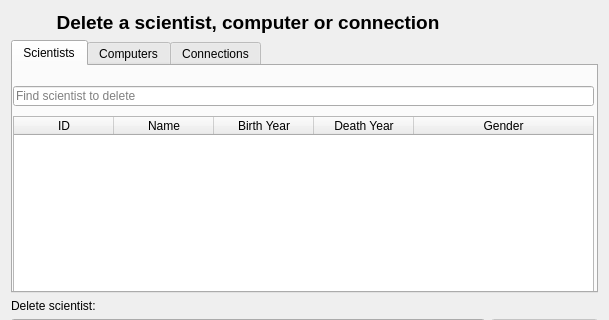
First picture: the form in Skil3/DeleteWindow.ui, repository Chiquita40-VLN-H2016/chiquita40, before the edit; both pictures show x 0 to 609 and y 0 to 320 of the 609 by 504 pixel window.
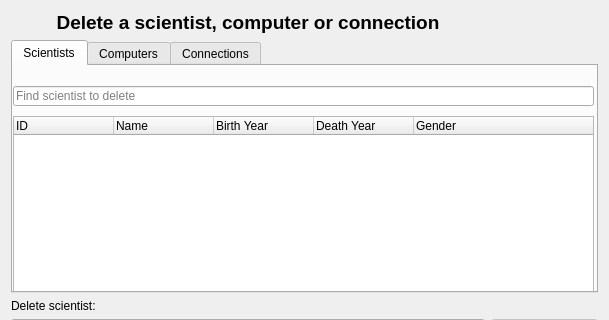
Second picture: the form after the edit. The open tabs and pages were chosen to show the change. Icons and pictures are not drawn.

What changed in the file:
```diff
--- a/Skil3/DeleteWindow.ui
+++ b/Skil3/DeleteWindow.ui
@@ -76,11 +76,20 @@
        <property name="editTriggers">
         <set>QAbstractItemView::NoEditTriggers</set>
        </property>
+       <property name="selectionMode">
+        <enum>QAbstractItemView::SingleSelection</enum>
+       </property>
+       <property name="selectionBehavior">
+        <enum>QAbstractItemView::SelectRows</enum>
+       </property>
+       <property name="showGrid">
+        <bool>false</bool>
+       </property>
        <property name="sortingEnabled">
         <bool>true</bool>
        </property>
        <property name="wordWrap">
-        <bool>false</bool>
+        <bool>true</bool>
        </property>
        <property name="cornerButtonEnabled">
         <bool>true</bool>
@@ -95,26 +104,41 @@
         <property name="text">
          <string>ID</string>
         </property>
+        <property name="textAlignment">
+         <set>AlignJustify|AlignVCenter</set>
+        </property>
        </column>
        <column>
         <property name="text">
          <string>Name</string>
         </property>
+        <property name="textAlignment">
+         <set>AlignJustify|AlignVCenter</set>
+        </property>
        </column>
        <column>
         <property name="text">
          <string>Birth Year</string>
         </property>
+        <property name="textAlignment">
+         <set>AlignJustify|AlignVCenter</set>
+        </property>
        </column>
        <column>
         <property name="text">
          <string>Death Year</string>
         </property>
+        <property name="textAlignment">
+         <set>AlignJustify|AlignVCenter</set>
+        </property>
        </column>
        <column>
         <property name="text">
          <string>Gender</string>
         </property>
+        <property name="textAlignment">
+         <set>AlignJustify|AlignVCenter</set>
+        </property>
        </column>
       </widget>
       <widget class="QLineEdit" name="input_deleteScientistSearch">
```
Left out of the diff: 51 changed lines with no effect on the pictures.
